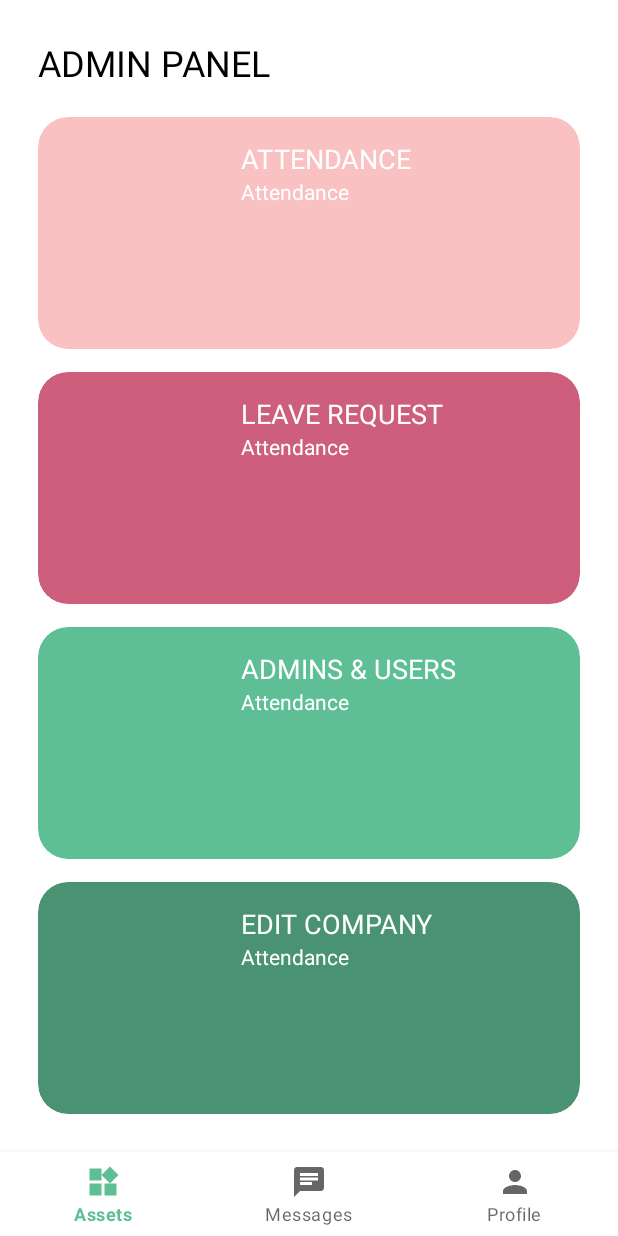
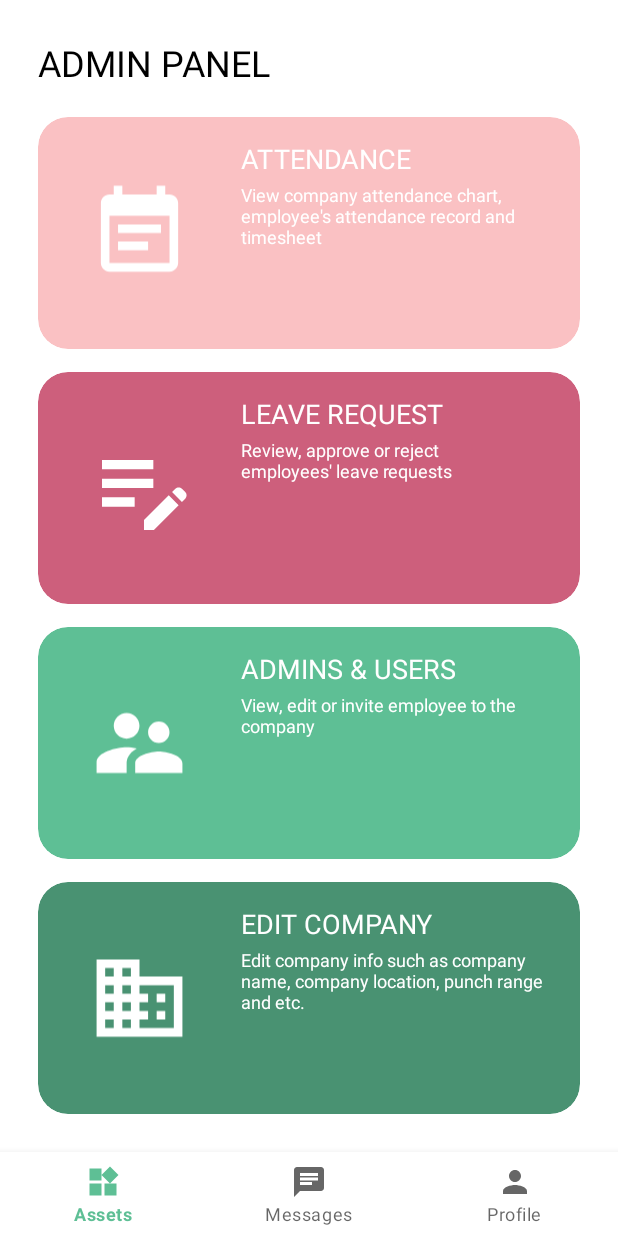
Before and after one commit to qianxinglim/EAM, an Android app: the fragment AdminFragment placed in its activity, on a phone screen of 412 x 824 dp. Run offline under Robolectric (Android 15) with nearby library versions, the phone set to English and light mode, and no system bars; our stand-ins replace Firebase (no records; nobody signed in at launch, a user with empty details on screens opened directly), data binding; libraries missing offline, so code that uses them is left out: com.github.mikephil.charting; 1 statement that could not run was skipped.

Commit message:
Bug fixed on duplicated leave record & UI update

```diff
--- /dev/null
+++ b/app/src/main/res/drawable/ic_baseline_edit_note_24.xml
@@ -0,0 +1,10 @@
+<vector xmlns:android="http://schemas.android.com/apk/res/android"
+    android:width="24dp"
+    android:height="24dp"
+    android:viewportWidth="24"
+    android:viewportHeight="24"
+    android:tint="?attr/colorControlNormal">
+  <path
+      android:fillColor="@android:color/white"
+      android:pathData="M3,10h11v2H3V10zM3,8h11V6H3V8zM3,16h7v-2H3V16zM18.01,12.87l0.71,-0.71c0.39,-0.39 1.02,-0.39 1.41,0l0.71,0.71c0.39,0.39 0.39,1.02 0,1.41l-0.71,0.71L18.01,12.87zM17.3,13.58l-5.3,5.3V21h2.12l5.3,-5.3L17.3,13.58z"/>
+</vector>
--- /dev/null
+++ b/app/src/main/res/drawable/ic_baseline_supervisor_account_24.xml
@@ -0,0 +1,10 @@
+<vector xmlns:android="http://schemas.android.com/apk/res/android"
+    android:width="24dp"
+    android:height="24dp"
+    android:viewportWidth="24"
+    android:viewportHeight="24"
+    android:tint="?attr/colorControlNormal">
+  <path
+      android:fillColor="@android:color/white"
+      android:pathData="M16.5,12c1.38,0 2.49,-1.12 2.49,-2.5S17.88,7 16.5,7C15.12,7 14,8.12 14,9.5s1.12,2.5 2.5,2.5zM9,11c1.66,0 2.99,-1.34 2.99,-3S10.66,5 9,5C7.34,5 6,6.34 6,8s1.34,3 3,3zM16.5,14c-1.83,0 -5.5,0.92 -5.5,2.75L11,19h11v-2.25c0,-1.83 -3.67,-2.75 -5.5,-2.75zM9,13c-2.33,0 -7,1.17 -7,3.5L2,19h7v-2.25c0,-0.85 0.33,-2.34 2.37,-3.47C10.5,13.1 9.66,13 9,13z"/>
+</vector>
--- a/app/src/main/res/layout/fragment_admin.xml
+++ b/app/src/main/res/layout/fragment_admin.xml
@@ -39,9 +39,12 @@
                     android:padding="15dp">
 
                     <ImageView
+                        android:padding="18dp"
+                        android:src="@drawable/ic_baseline_event_note_24"
                         android:layout_weight="1"
                         android:layout_width="0dp"
-                        android:layout_height="match_parent"/>
+                        android:layout_height="match_parent"
+                        app:tint="@color/white" />
 
                     <LinearLayout
                         android:layout_weight="2"
@@ -58,10 +61,11 @@
                             android:layout_height="wrap_content"/>
 
                         <TextView
-                            android:textSize="14sp"
+                            android:layout_marginTop="3dp"
+                            android:textSize="12sp"
                             android:layout_width="wrap_content"
                             android:textColor="@color/white"
-                            android:text="Attendance"
+                            android:text="View company attendance chart, employee's attendance record and timesheet "
                             android:layout_height="wrap_content"/>
                     </LinearLayout>
                 </LinearLayout>
@@ -85,9 +89,15 @@
                     android:padding="15dp">
 
                     <ImageView
+                        android:paddingTop="18dp"
+                        android:paddingBottom="18dp"
+                        android:paddingLeft="18dp"
+                        android:paddingRight="12dp"
+                        android:src="@drawable/ic_baseline_edit_note_24"
                         android:layout_weight="1"
                         android:layout_width="0dp"
-                        android:layout_height="match_parent"/>
+                        android:layout_height="match_parent"
+                        app:tint="@color/white" />
 
                     <LinearLayout
                         android:layout_weight="2"
@@ -104,10 +114,11 @@
                             android:layout_height="wrap_content"/>
 
                         <TextView
-                            android:textSize="14sp"
+                            android:textSize="12sp"
+                            android:layout_marginTop="3dp"
                             android:layout_width="wrap_content"
                             android:textColor="@color/white"
-                            android:text="Attendance"
+                            android:text="Review, approve or reject \nemployees' leave requests \n"
                             android:layout_height="wrap_content"/>
                     </LinearLayout>
                 </LinearLayout>
@@ -131,9 +142,12 @@
                     android:padding="15dp">
 
                     <ImageView
+                        android:padding="18dp"
+                        android:src="@drawable/ic_baseline_supervisor_account_24"
                         android:layout_weight="1"
                         android:layout_width="0dp"
-                        android:layout_height="match_parent"/>
+                        android:layout_height="match_parent"
+                        app:tint="@color/white" />
 
                     <LinearLayout
                         android:layout_weight="2"
@@ -150,10 +164,11 @@
                             android:layout_height="wrap_content"/>
 
                         <TextView
-                            android:textSize="14sp"
+                            android:layout_marginTop="3dp"
+                            android:textSize="12sp"
                             android:layout_width="wrap_content"
                             android:textColor="@color/white"
-                            android:text="Attendance"
+                            android:text="View, edit or invite employee to the company \n"
                             android:layout_height="wrap_content"/>
                     </LinearLayout>
                 </LinearLayout>
@@ -176,9 +191,12 @@
                     android:padding="15dp">
 
                     <ImageView
+                        android:src="@drawable/ic_baseline_business_24"
+                        android:padding="18dp"
                         android:layout_weight="1"
                         android:layout_width="0dp"
-                        android:layout_height="match_parent"/>
+                        android:layout_height="match_parent"
+                        app:tint="@color/white" />
 
                     <LinearLayout
                         android:layout_weight="2"
@@ -195,10 +213,11 @@
                             android:layout_height="wrap_content"/>
 
                         <TextView
-                            android:textSize="14sp"
+                            android:textSize="12sp"
+                            android:layout_marginTop="3dp"
                             android:layout_width="wrap_content"
                             android:textColor="@color/white"
-                            android:text="Attendance"
+                            android:text="Edit company info such as company name, company location, punch range and etc."
                             android:layout_height="wrap_content"/>
                     </LinearLayout>
                 </LinearLayout>
```
Also changed, not shown: app/src/main/java/com/example/eam/ReviewLeaveActivity.java (+27 -23 lines), app/src/main/java/com/example/eam/TaskDetailActivity.java (+14 -21 lines), app/src/main/res/layout/activity_review_leave.xml (+14 -0 lines).
